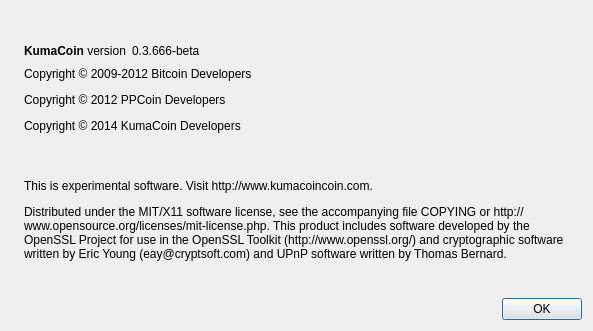
This is src/qt/forms/aboutdialog.ui in kumacoinproject/kumacoin as Qt 5 draws it before an edit. The edited form follows.
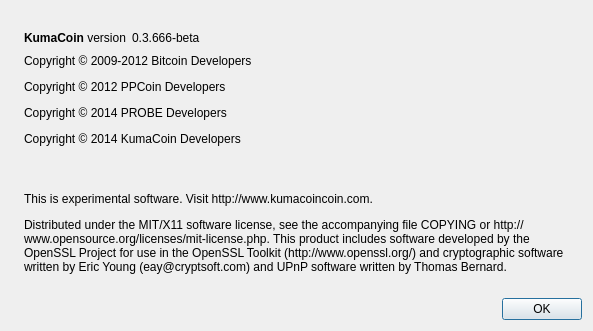
This is the edited form. Icons and pictures are not drawn.

Patch:
```diff
--- a/src/qt/forms/aboutdialog.ui
+++ b/src/qt/forms/aboutdialog.ui
@@ -94,7 +94,7 @@
         <cursorShape>IBeamCursor</cursorShape>
        </property>
        <property name="text">
-        <string>&lt;html&gt;&lt;head/&gt;&lt;body&gt;&lt;p&gt;Copyright © 2009-2012 Bitcoin Developers&lt;/p&gt;&lt;p&gt;Copyright © 2012 PPCoin Developers&lt;/p&gt;&lt;p&gt;Copyright © 2014 KumaCoin Developers&lt;/p&gt;&lt;p&gt;&lt;br/&gt;&lt;/p&gt;&lt;/body&gt;&lt;/html&gt;</string>
+        <string>&lt;html&gt;&lt;head/&gt;&lt;body&gt;&lt;p&gt;Copyright © 2009-2012 Bitcoin Developers&lt;/p&gt;&lt;p&gt;Copyright © 2012 PPCoin Developers&lt;/p&gt;&lt;p&gt;Copyright © 2014 PROBE Developers&lt;/p&gt;&lt;p&gt;Copyright © 2014 KumaCoin Developers&lt;/p&gt;&lt;p&gt;&lt;br/&gt;&lt;/p&gt;&lt;/body&gt;&lt;/html&gt;</string>
        </property>
        <property name="textInteractionFlags">
         <set>Qt::LinksAccessibleByMouse|Qt::TextSelectableByKeyboard|Qt::TextSelectableByMouse</set>
```
